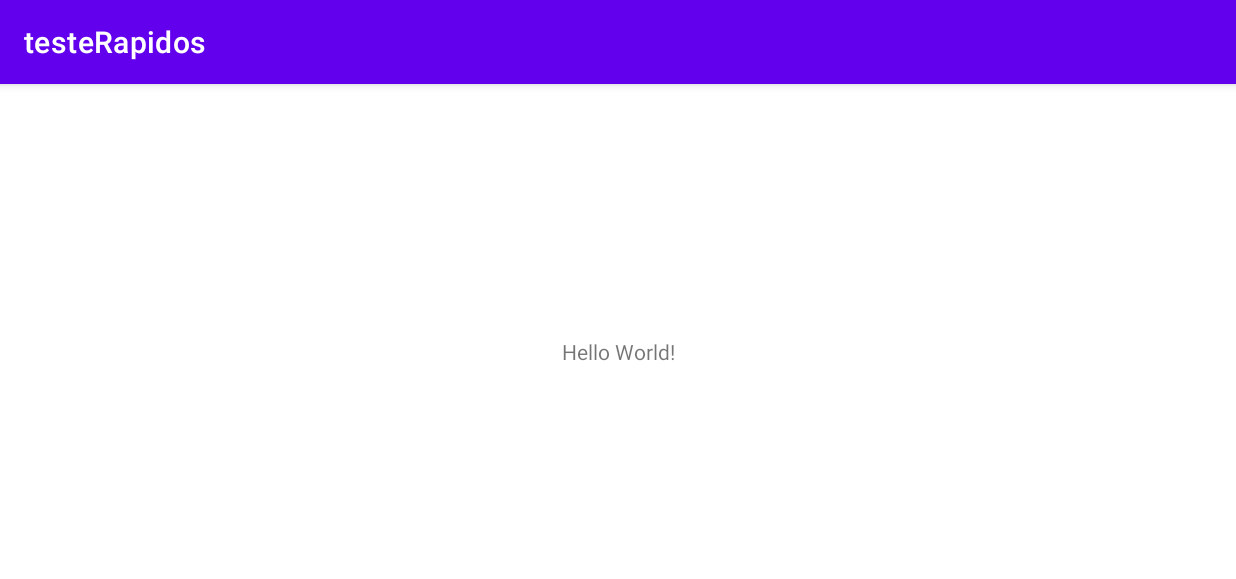
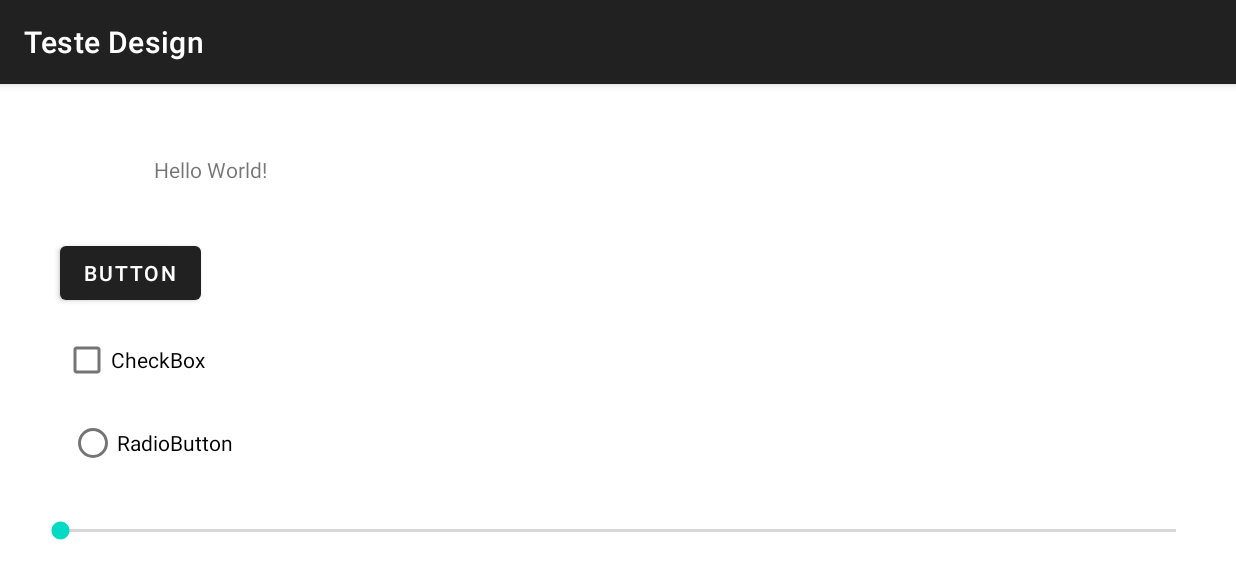
Before and after one commit to AndrewMarques2018/AprendendoAndroid, an Android app: the screen it shows after launch (MainActivity), on a phone screen of 824 x 412 dp (held sideways). Shown: the top 579 px of the screen. Run offline under Robolectric (Android 15) with nearby library versions, the phone set to English and light mode, and no system bars.

Commit message:
teste cores

```diff
--- a/testeRapidos/app/src/main/AndroidManifest.xml
+++ b/testeRapidos/app/src/main/AndroidManifest.xml
@@ -11,7 +11,7 @@
         android:label="@string/app_name"
         android:roundIcon="@mipmap/ic_launcher_round"
         android:supportsRtl="true"
-        android:theme="@style/Theme.TesteRapidos"
+        android:theme="@style/Theme.MyTheme"
         tools:targetApi="31">
         <activity
             android:name=".MainActivity"
--- a/testeRapidos/app/src/main/res/layout/activity_main.xml
+++ b/testeRapidos/app/src/main/res/layout/activity_main.xml
@@ -7,12 +7,66 @@
     tools:context=".MainActivity">
 
     <TextView
+        android:id="@+id/textView"
         android:layout_width="wrap_content"
         android:layout_height="wrap_content"
         android:text="Hello World!"
         app:layout_constraintBottom_toBottomOf="parent"
         app:layout_constraintEnd_toEndOf="parent"
+        app:layout_constraintHorizontal_bias="0.137"
         app:layout_constraintStart_toStartOf="parent"
-        app:layout_constraintTop_toTopOf="parent" />
+        app:layout_constraintTop_toTopOf="parent"
+        app:layout_constraintVertical_bias="0.141" />
+
+    <Switch
+        android:id="@+id/switch1"
+        android:layout_width="wrap_content"
+        android:layout_height="wrap_content"
+        android:layout_marginStart="60dp"
+        android:layout_marginBottom="288dp"
+        android:text="Switch"
+        app:layout_constraintBottom_toTopOf="@+id/textView"
+        app:layout_constraintStart_toStartOf="parent" />
+
+    <Button
+        android:id="@+id/button"
+        android:layout_width="wrap_content"
+        android:layout_height="wrap_content"
+        android:layout_marginStart="40dp"
+        android:layout_marginTop="35dp"
+        android:text="Button"
+        app:layout_constraintStart_toStartOf="parent"
+        app:layout_constraintTop_toBottomOf="@+id/textView" />
+
+    <CheckBox
+        android:id="@+id/checkBox"
+        android:layout_width="wrap_content"
+        android:layout_height="wrap_content"
+        android:layout_marginStart="2dp"
+        android:layout_marginTop="10dp"
+        android:text="CheckBox"
+        app:layout_constraintStart_toStartOf="@+id/button"
+        app:layout_constraintTop_toBottomOf="@+id/button" />
+
+    <RadioButton
+        android:id="@+id/radioButton"
+        android:layout_width="wrap_content"
+        android:layout_height="wrap_content"
+        android:layout_marginStart="4dp"
+        android:layout_marginTop="7dp"
+        android:text="RadioButton"
+        app:layout_constraintStart_toStartOf="@+id/checkBox"
+        app:layout_constraintTop_toBottomOf="@+id/checkBox" />
+
+    <SeekBar
+        android:id="@+id/seekBar"
+        android:layout_width="0dp"
+        android:layout_height="wrap_content"
+        android:layout_marginStart="24dp"
+        android:layout_marginTop="25dp"
+        android:layout_marginEnd="24dp"
+        app:layout_constraintEnd_toEndOf="parent"
+        app:layout_constraintStart_toStartOf="parent"
+        app:layout_constraintTop_toBottomOf="@+id/radioButton" />
 
 </androidx.constraintlayout.widget.ConstraintLayout>
--- /dev/null
+++ b/testeRapidos/app/src/main/res/values-night-v25/themes.xml
@@ -0,0 +1,12 @@
+<?xml version="1.0" encoding="utf-8"?>
+<resources>
+
+    <style name="Theme.MyTheme." parent="Theme.MaterialComponents">
+        <item name="colorPrimary">@color/white</item>
+        <item name="android:colorAccent">@color/white</item>
+        <item name="colorSecondary">@color/white</item>
+        <item name="colorAccent">@color/white</item>
+        <item name="barLength">@color/white</item>
+    </style>
+
+</resources>
--- a/testeRapidos/app/src/main/res/values-night/themes.xml
+++ b/testeRapidos/app/src/main/res/values-night/themes.xml
@@ -1,16 +1,8 @@
 <resources xmlns:tools="http://schemas.android.com/tools">
     <!-- Base application theme. -->
-    <style name="Theme.TesteRapidos" parent="Theme.MaterialComponents.DayNight.DarkActionBar">
-        <!-- Primary brand color. -->
-        <item name="colorPrimary">@color/purple_200</item>
-        <item name="colorPrimaryVariant">@color/purple_700</item>
-        <item name="colorOnPrimary">@color/black</item>
-        <!-- Secondary brand color. -->
-        <item name="colorSecondary">@color/teal_200</item>
-        <item name="colorSecondaryVariant">@color/teal_200</item>
-        <item name="colorOnSecondary">@color/black</item>
-        <!-- Status bar color. -->
-        <item name="android:statusBarColor" tools:targetApi="l">?attr/colorPrimaryVariant</item>
-        <!-- Customize your theme here. -->
+    <style name="Theme.MyTheme." parent="Theme.MaterialComponents.DayNight.DarkActionBar">
+        <item name="android:colorPrimary"> @color/white </item>
+        <item name="android:colorAccent"> @color/white </item>
     </style>
+
 </resources>
--- a/testeRapidos/app/src/main/res/values/colors.xml
+++ b/testeRapidos/app/src/main/res/values/colors.xml
@@ -7,4 +7,10 @@
     <color name="teal_700">#FF018786</color>
     <color name="black">#FF000000</color>
     <color name="white">#FFFFFFFF</color>
+
+    <color name="orangeDark">#985B00</color>
+    <color name="orangeMid">#C17300</color>
+    <color name="oranjeLigh">#FF9800</color>
+    <color name="ligh">#FFBF00</color>
+
 </resources>
--- a/testeRapidos/app/src/main/res/values/strings.xml
+++ b/testeRapidos/app/src/main/res/values/strings.xml
@@ -1,3 +1,3 @@
 <resources>
-    <string name="app_name">testeRapidos</string>
+    <string name="app_name">Teste Design</string>
 </resources>
--- a/testeRapidos/app/src/main/res/values/themes.xml
+++ b/testeRapidos/app/src/main/res/values/themes.xml
@@ -1,16 +1,7 @@
-<resources xmlns:tools="http://schemas.android.com/tools">
+<resources >
     <!-- Base application theme. -->
-    <style name="Theme.TesteRapidos" parent="Theme.MaterialComponents.DayNight.DarkActionBar">
-        <!-- Primary brand color. -->
-        <item name="colorPrimary">@color/purple_500</item>
-        <item name="colorPrimaryVariant">@color/purple_700</item>
-        <item name="colorOnPrimary">@color/white</item>
-        <!-- Secondary brand color. -->
-        <item name="colorSecondary">@color/teal_200</item>
-        <item name="colorSecondaryVariant">@color/teal_700</item>
-        <item name="colorOnSecondary">@color/black</item>
-        <!-- Status bar color. -->
-        <item name="android:statusBarColor" tools:targetApi="l">?attr/colorPrimaryVariant</item>
-        <!-- Customize your theme here. -->
+    <style name="Theme.MyTheme" parent="Theme.MaterialComponents.DayNight.DarkActionBar">
+
     </style>
+
 </resources>
```
